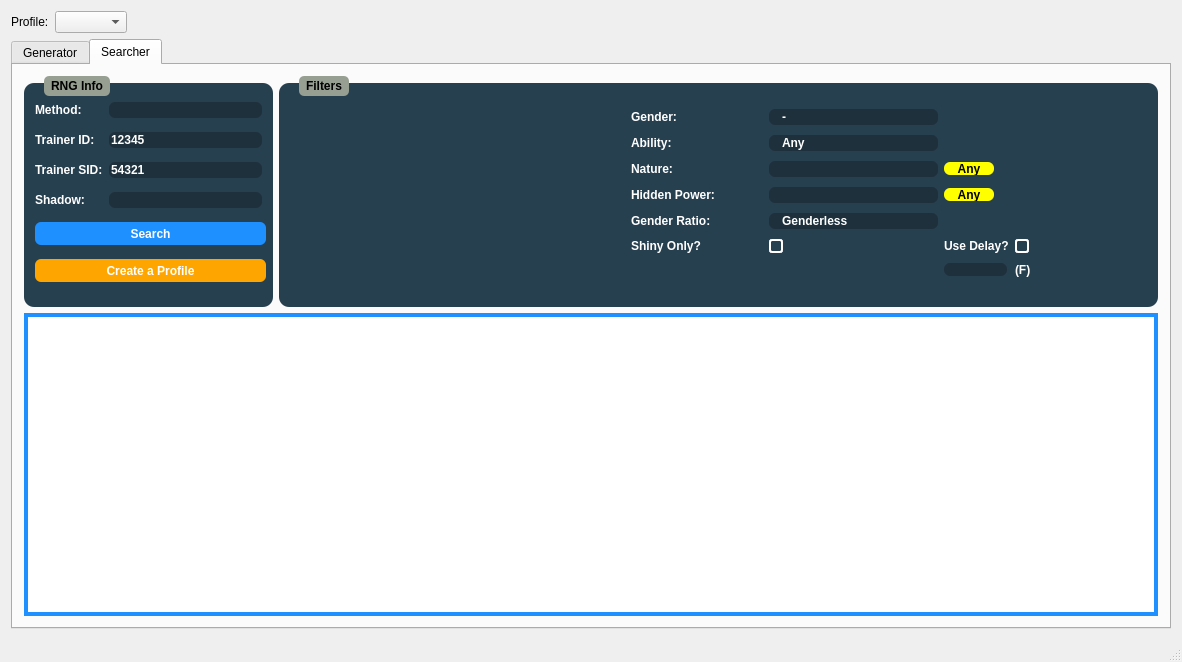
Before: the Qt Designer form Forms/Gen3/Stationary3.ui in Admiral-Fish/PokeFinder, drawn with Qt 5.
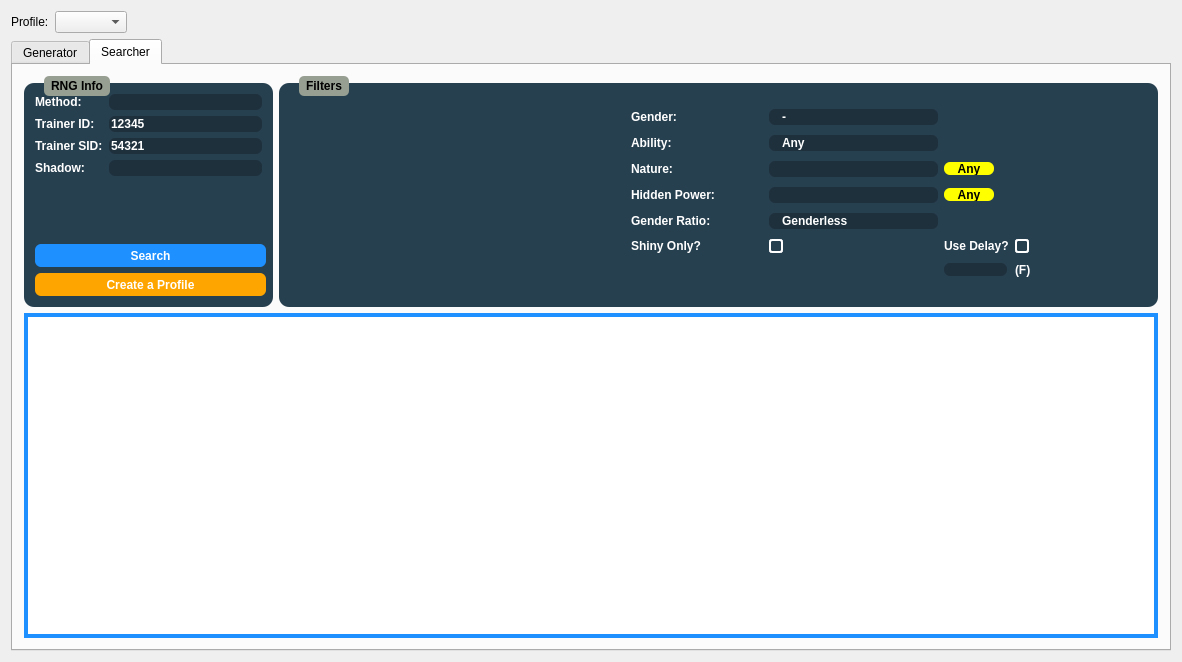
After: the same form once the commit is applied. The open tabs and pages were chosen to show the change. Icons and pictures are not drawn. Custom widgets are drawn as their Qt base class.

What changed in the file:
```diff
--- a/Forms/Gen3/Stationary3.ui
+++ b/Forms/Gen3/Stationary3.ui
@@ -942,7 +942,7 @@
            <item row="3" column="1">
             <widget class="QComboBox" name="comboBoxShadow"/>
            </item>
-           <item row="4" column="0" colspan="2">
+           <item row="5" column="0" colspan="2">
             <widget class="QPushButton" name="search">
              <property name="enabled">
               <bool>true</bool>
@@ -973,7 +973,7 @@
              </property>
             </widget>
            </item>
-           <item row="5" column="0" colspan="2">
+           <item row="6" column="0" colspan="2">
             <widget class="QPushButton" name="saveSearcher">
              <property name="minimumSize">
               <size>
@@ -997,6 +997,19 @@
              </property>
             </widget>
            </item>
+           <item row="4" column="0">
+            <spacer name="verticalSpacer_2">
+             <property name="orientation">
+              <enum>Qt::Vertical</enum>
+             </property>
+             <property name="sizeHint" stdset="0">
+              <size>
+               <width>20</width>
+               <height>40</height>
+              </size>
+             </property>
+            </spacer>
+           </item>
           </layout>
          </widget>
         </item>
@@ -1418,7 +1431,6 @@
     </rect>
    </property>
   </widget>
-  <widget class="QStatusBar" name="statusBar"/>
   <action name="actionResearcher">
    <property name="text">
     <string notr="true">Researcher</string>
```
Left out of the diff: 54 changed lines with no effect on the pictures.
